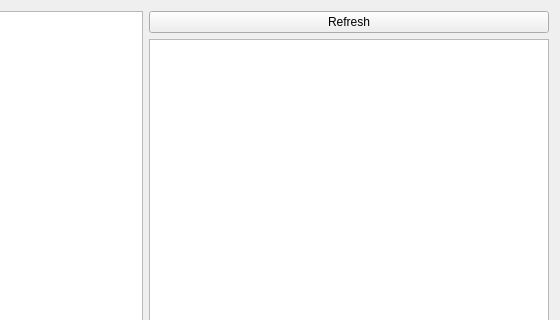
This is src/gui/event_viewer.ui in theodoros1234/streaming-toolbox as Qt 5 draws it before an edit; both pictures show x 240 to 800 and y 0 to 320 of the 800 by 600 pixel window. The edited form follows.
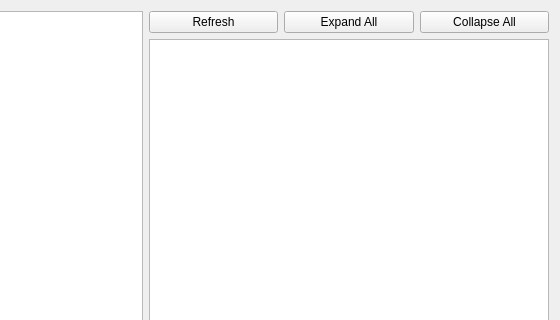
This is the edited form.

Commit message: fixed plugin loader not fully unloading plugin on exception, minor UI changes

What changed in the file:
```diff
--- a/src/gui/event_viewer.ui
+++ b/src/gui/event_viewer.ui
@@ -13,7 +13,7 @@
   <property name="windowTitle">
    <string>Form</string>
   </property>
-  <layout class="QHBoxLayout" name="horizontalLayout">
+  <layout class="QHBoxLayout" name="horizontalLayout_2">
    <item>
     <widget class="QTreeWidget" name="item_tree">
      <attribute name="headerVisible">
@@ -29,11 +29,29 @@
    <item>
     <layout class="QVBoxLayout" name="verticalLayout">
      <item>
-      <widget class="QPushButton" name="button_refresh">
-       <property name="text">
-        <string>Refresh</string>
-       </property>
-      </widget>
+      <layout class="QHBoxLayout" name="horizontalLayout">
+       <item>
+        <widget class="QPushButton" name="button_refresh">
+         <property name="text">
+          <string>Refresh</string>
+         </property>
+        </widget>
+       </item>
+       <item>
+        <widget class="QPushButton" name="button_expand">
+         <property name="text">
+          <string>Expand All</string>
+         </property>
+        </widget>
+       </item>
+       <item>
+        <widget class="QPushButton" name="button_collapse">
+         <property name="text">
+          <string>Collapse All</string>
+         </property>
+        </widget>
+       </item>
+      </layout>
      </item>
      <item>
       <widget class="QTextBrowser" name="item_info">
```
Left out of the diff: 37 changed lines with no effect on the pictures. The commit also changes 3 other files.
